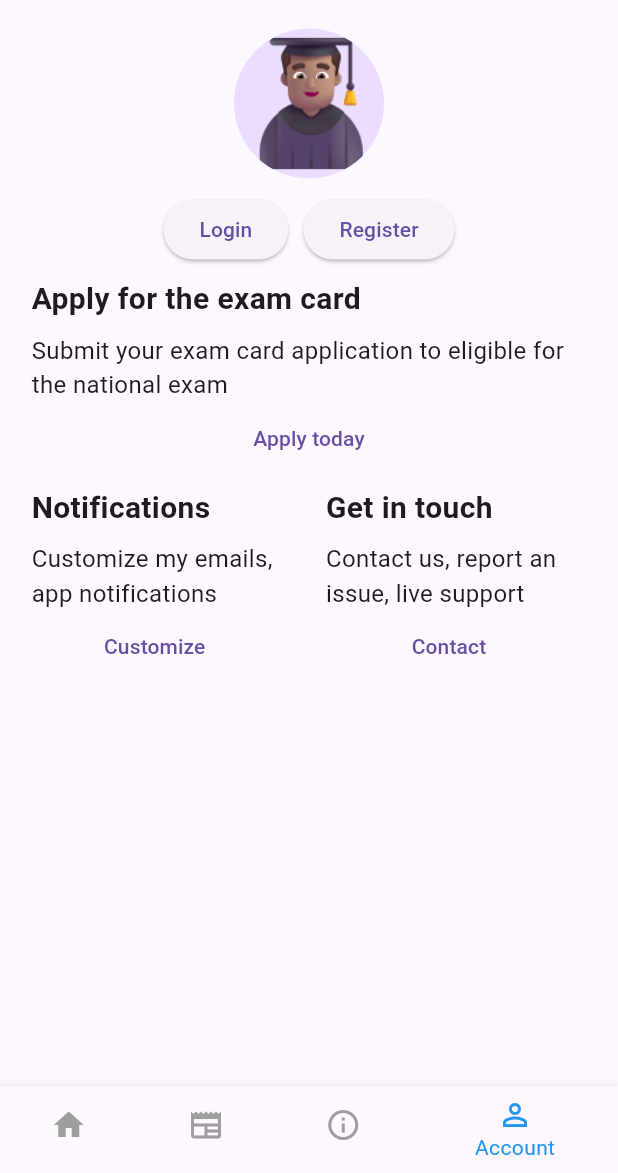
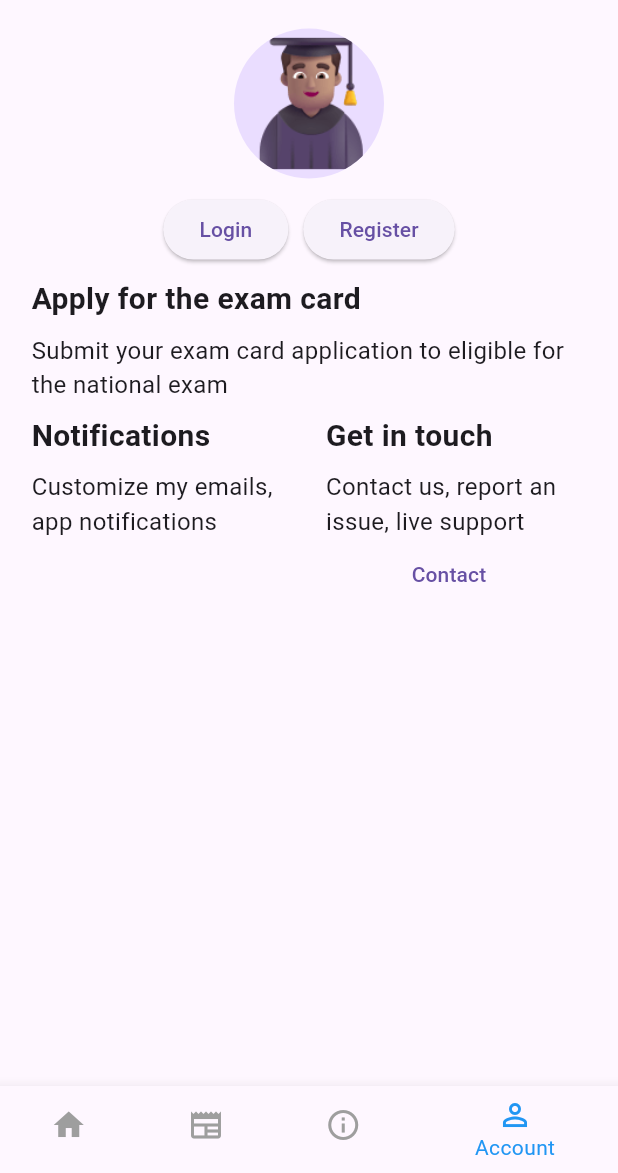
Before and after one commit to 6hislain/national_exam_card, a Flutter app: the screen it shows after launch, item 4 of the bottom bar chosen, on a phone screen of 412 x 824 dp, the part 63-1236 px from its top. Run offline on Flutter 3.47's test engine with Material 3 defaults, Android fonts, the phone set to English and light mode, and no system bars; our stand-ins replace connectivity, flutter_riverpod, flutter_svg, font_awesome_flutter, image_picker, isar and 2 more; accounts and stored records are empty; generated files the repository leaves out were written again; network calls fail.

Commit message:
signed user state

```diff
--- a/lib/screens/account.dart
+++ b/lib/screens/account.dart
@@ -19,11 +19,23 @@ class Account extends ConsumerStatefulWidget {
 }
 
 class _AccountState extends ConsumerState<Account> {
+  User _user = User();
   bool _eventSwitchValue = false;
   bool _notificationSwitchValue = false;
 
   void _setUser(User user) {
     ref.read(userStateProvider.notifier).state = user;
+    setState(() {
+      _user = user;
+    });
+  }
+
+  @override
+  void initState() {
+    super.initState();
+    setState(() {
+      _user = ref.read(userStateProvider.notifier).state;
+    });
   }
 
   @override
@@ -42,7 +54,26 @@ class _AccountState extends ConsumerState<Account> {
               width: screenSize.width,
               child: Row(
                 mainAxisAlignment: MainAxisAlignment.center,
-                children: [
+                children: _user.id != null
+                    ? [
+                        Column(children: [
+                          Text('${_user.name}',
+                              style: TextStyle(
+                                  fontSize: 16, fontWeight: FontWeight.bold)),
+                          SizedBox(height: 8),
+                          Text('${_user.email}',
+                              style: TextStyle(fontSize: 14)),
+                          SizedBox(height: 8),
+                          ElevatedButton(
+                              onPressed: () {
+                                setState(() {
+                                  _user = User();
+                                });
+                              },
+                              child: Text('Logout')),
+                        ])
+                      ]
+                    : [
                         ElevatedButton(
                           child: Text('Login'),
                           onPressed: () {
@@ -66,7 +97,8 @@ class _AccountState extends ConsumerState<Account> {
                   title: "Apply for the exam card",
                   subtitle:
                       'Submit your exam card application to eligible for the national exam',
-                  action: Row(
+                  action: _user.id != null
+                      ? Row(
                           mainAxisAlignment: MainAxisAlignment.center,
                           children: [
                             TextButton(
@@ -79,13 +111,15 @@ class _AccountState extends ConsumerState<Account> {
                                   );
                                 }),
                           ],
-                  ))),
+                        )
+                      : Container())),
           Container(
               width: screenSize.width / 2.1,
               child: PlainCard(
                   title: "Notifications",
                   subtitle: 'Customize my emails, app notifications',
-                  action: Row(
+                  action: _user.id != null
+                      ? Row(
                           mainAxisAlignment: MainAxisAlignment.center,
                           children: [
                             TextButton(
@@ -94,7 +128,8 @@ class _AccountState extends ConsumerState<Account> {
                                   showCustomizeDialog(context);
                                 }),
                           ],
-                  ))),
+                        )
+                      : Container())),
           Container(
               width: screenSize.width / 2.1,
               child: PlainCard(
```
Lines whose indentation alone changed are shown as unchanged.
